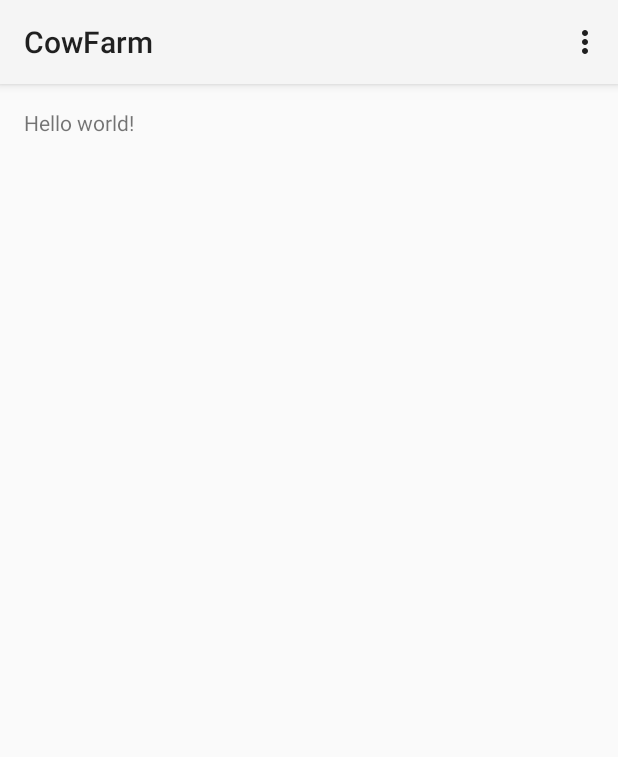
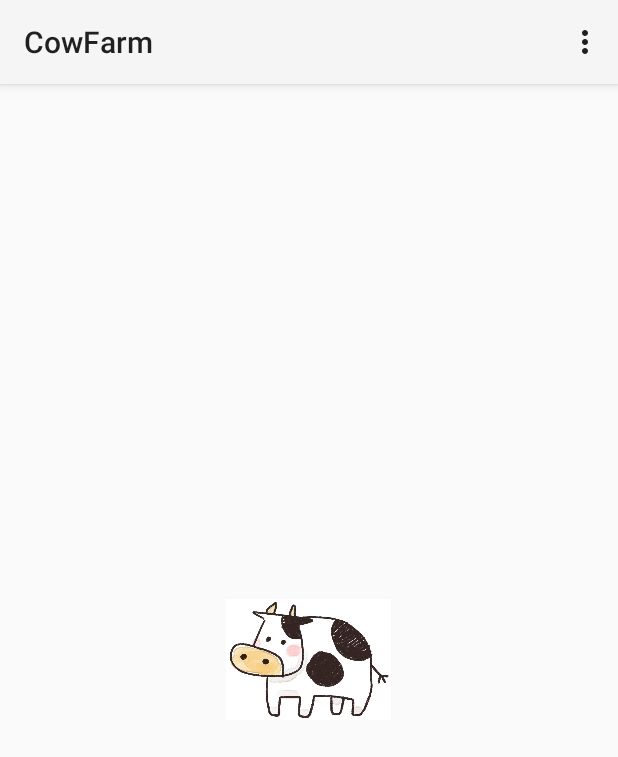
Before and after one commit to kgmnmi/CowFarm, an Android app: the screen it shows after launch (MainActivity), on a phone screen of 412 x 824 dp. Shown: the top 757 px of the screen. Run offline under Robolectric (Android 15) with nearby library versions, the phone set to English and light mode, and no system bars.

Commit message:
牛を中央に表示

```diff
--- a/app/src/main/res/layout/activity_main.xml
+++ b/app/src/main/res/layout/activity_main.xml
@@ -5,7 +5,12 @@
     android:paddingTop="@dimen/activity_vertical_margin"
     android:paddingBottom="@dimen/activity_vertical_margin" tools:context=".MainActivity">
 
-    <TextView android:text="@string/hello_world" android:layout_width="wrap_content"
-        android:layout_height="wrap_content" />
+    <ImageView
+        android:layout_width="110dp"
+        android:layout_height="110dp"
+        android:id="@+id/imageView"
+        android:src="@drawable/eto02_ushi"
+        android:layout_centerVertical="true"
+        android:layout_centerHorizontal="true" />
 
 </RelativeLayout>
```
Also changed, not shown: app/src/main/res/drawable/eto02_ushi.jpg (added).
